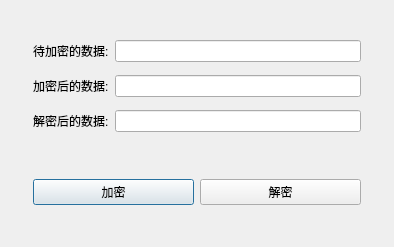
Old version of the form RSATest/rsatest.ui in the repository DevelopKits/Example.
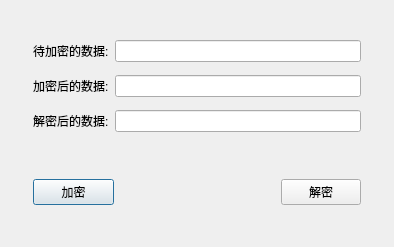
New version of the form.

```diff
--- a/RSATest/rsatest.ui
+++ b/RSATest/rsatest.ui
@@ -55,7 +55,7 @@
       </item>
       <item>
        <widget class="QWidget" name="widget_2" native="true">
-        <layout class="QHBoxLayout" name="horizontalLayout">
+        <layout class="QHBoxLayout" name="horizontalLayout" stretch="1,2,1">
          <item>
           <widget class="QPushButton" name="m_btnEncode">
            <property name="text">
@@ -63,6 +63,19 @@
            </property>
           </widget>
          </item>
+         <item>
+          <spacer name="horizontalSpacer">
+           <property name="orientation">
+            <enum>Qt::Horizontal</enum>
+           </property>
+           <property name="sizeHint" stdset="0">
+            <size>
+             <width>125</width>
+             <height>20</height>
+            </size>
+           </property>
+          </spacer>
+         </item>
          <item>
           <widget class="QPushButton" name="m_btnDecode">
            <property name="text">
```
